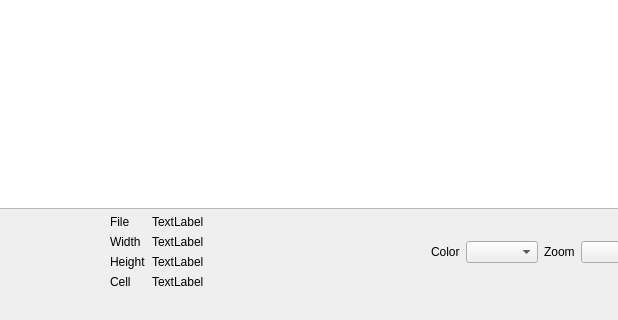
This is UI_MapEditor.ui in TeamSOBITS/ros_map_editor as Qt 5 draws it before an edit; both pictures show x 105 to 723 and y 427 to 747 of the 939 by 747 pixel window. The edited form follows.
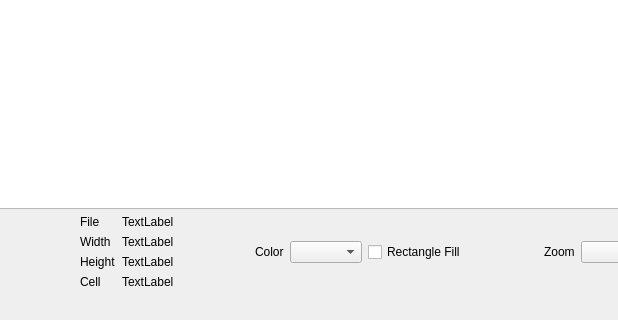
This is the edited form. Icons and pictures are not drawn.

Commit message:
[ADD] rectangle fill mode for map editing
Add a 'Rectangle Fill' checkbox. When enabled, dragging with the left
mouse button shows a red preview outline and fills the selected region
with the chosen color (occupied/unoccupied/uncertain) on release.

The edit to the form file:
```diff
--- a/UI_MapEditor.ui
+++ b/UI_MapEditor.ui
@@ -164,6 +164,13 @@
         </property>
        </widget>
       </item>
+      <item>
+       <widget class="QCheckBox" name="rectSelectCheckBox">
+        <property name="text">
+         <string>Rectangle Fill</string>
+        </property>
+       </widget>
+      </item>
       <item>
        <widget class="QLabel" name="label">
         <property name="sizePolicy">
```
The commit also changes 4 other files.
